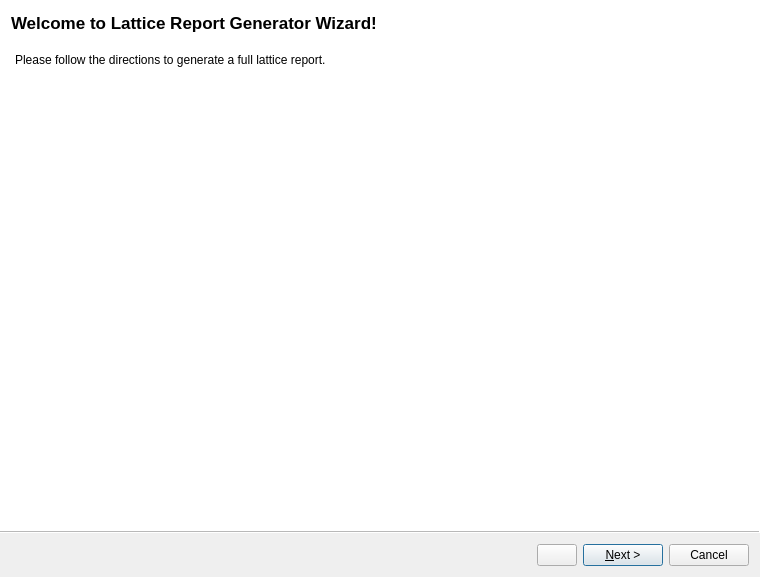
Above: src/pyelegant/guis/nsls2pluto/genreport_wizard/wizard.ui from NSLS-II/PyELEGANT before the change. Below: the same form after it.
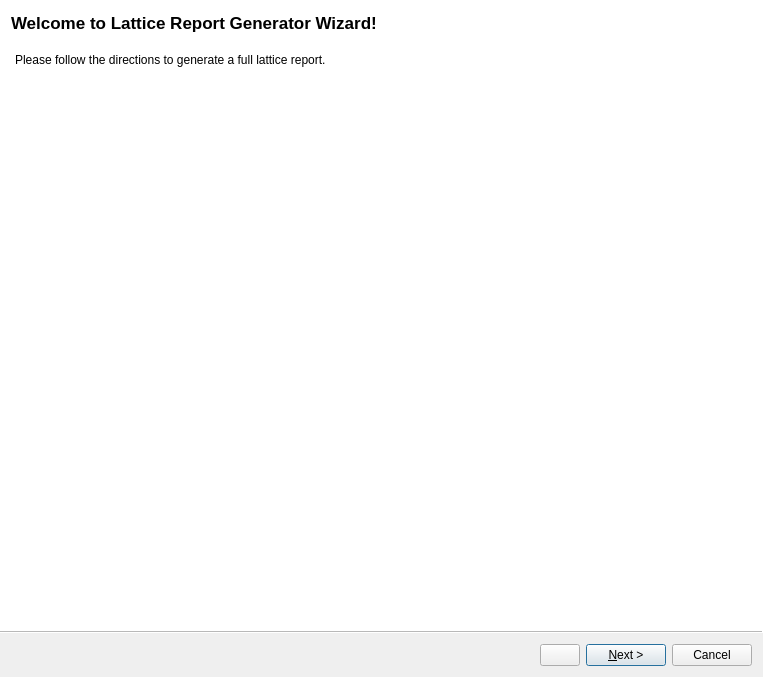
That is the form after the change. The open tabs and pages were chosen to show the change. Custom widgets are drawn as their Qt base class.

Commit message: report generator wizard now working on nsls2pluto

```diff
--- a/src/pyelegant/guis/nsls2pluto/genreport_wizard/wizard.ui
+++ b/src/pyelegant/guis/nsls2pluto/genreport_wizard/wizard.ui
@@ -6,8 +6,8 @@
    <rect>
     <x>0</x>
     <y>0</y>
-    <width>760</width>
-    <height>577</height>
+    <width>763</width>
+    <height>677</height>
    </rect>
   </property>
   <property name="sizePolicy">
```
Left out of the diff: 1173 changed lines with no effect on the pictures. Lines whose indentation alone changed are shown as unchanged. The commit also changes 2 other files.
